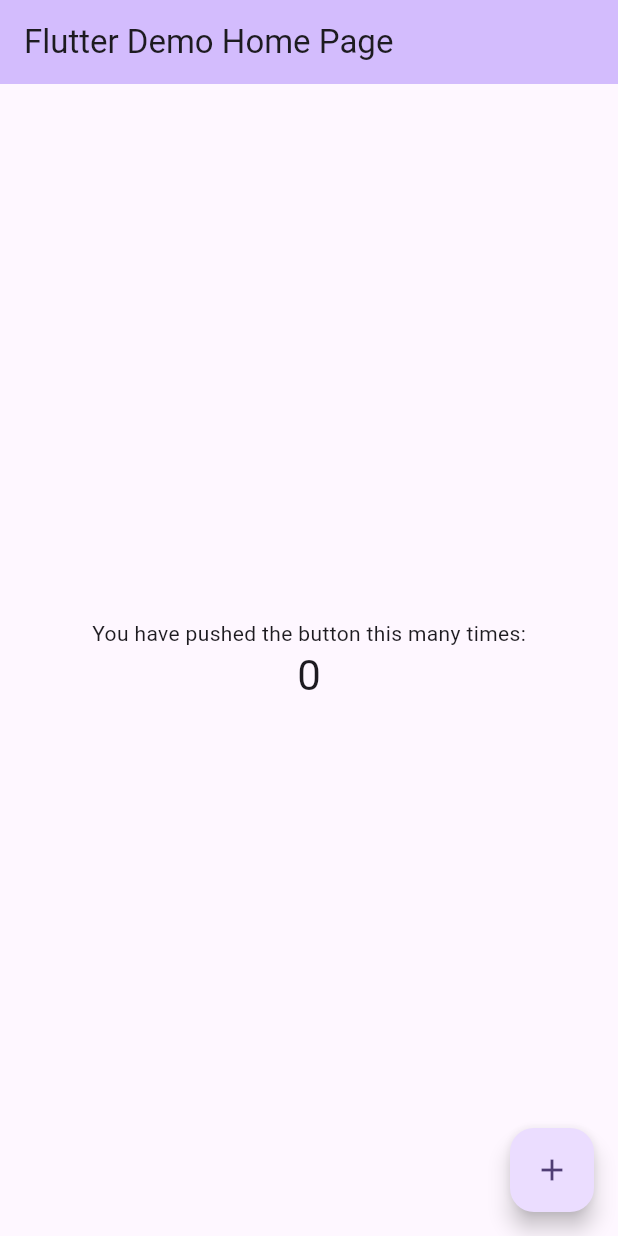
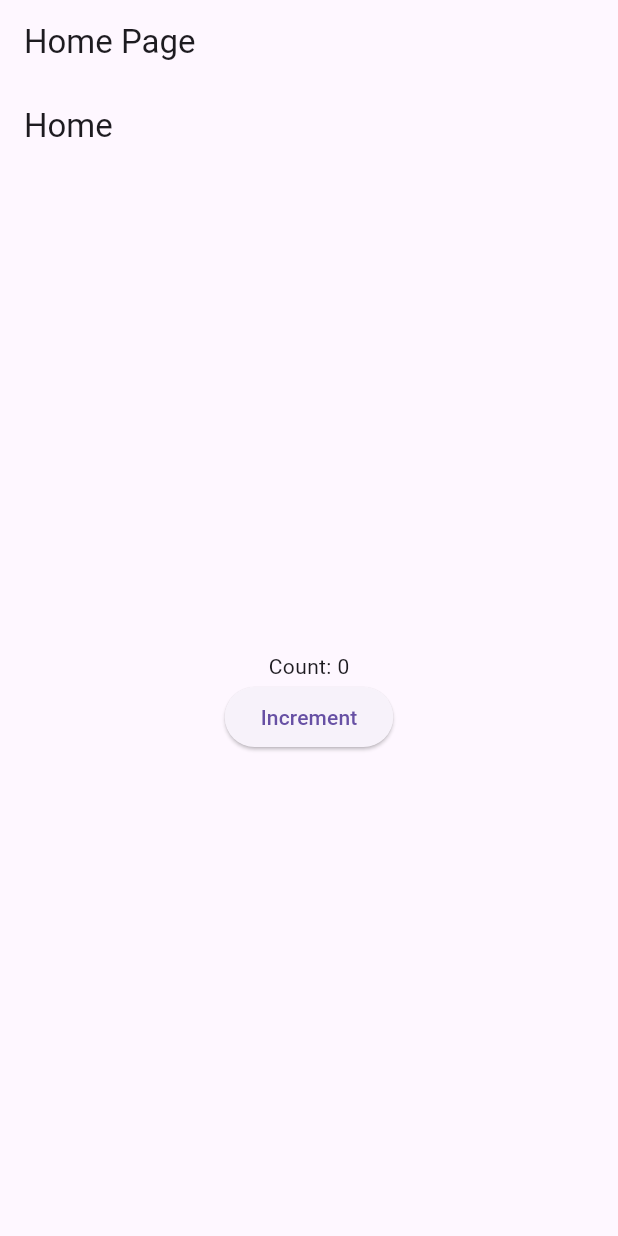
Before and after one commit to sky4994/beandosa_app, a Flutter app: the screen it shows after launch, on a phone screen of 412 x 824 dp. Run offline on Flutter 3.47's test engine with Material 3 defaults, Android fonts, the phone set to English and light mode, and no system bars; our stand-ins replace get.

Commit message:
[webapp] 기본 폴더 구조 설정
기본 폴더 구조 설정
Getx를 이용해서 구조화 함

```diff
--- /dev/null
+++ b/lib/app/bindings/initial_binding.dart
@@ -0,0 +1,10 @@
+import 'package:get/get.dart';
+import '../modules/home/controllers/home_controller.dart';
+
+class InitialBinding extends Bindings {
+  @override
+  void dependencies() {
+    Get.lazyPut<HomeController>(() => HomeController());
+    // 다른 전역적으로 필요한 컨트롤러나 서비스도 여기서 바인딩할 수 있습니다.
+  }
+}
--- /dev/null
+++ b/lib/app/modules/home/controllers/home_controller.dart
@@ -0,0 +1,9 @@
+import 'package:get/get.dart';
+
+class HomeController extends GetxController {
+  var count = 0.obs;
+
+  void increment() {
+    count++;
+  }
+}
--- /dev/null
+++ b/lib/app/modules/home/home_page.dart
@@ -0,0 +1,18 @@
+import 'package:flutter/material.dart';
+import 'package:get/get.dart';
+import 'views/home_view.dart';
+import 'controllers/home_controller.dart';
+
+class HomePage extends StatelessWidget {
+  @override
+  Widget build(BuildContext context) {
+    // GetBuilder 또는 GetX를 사용해 컨트롤러를 초기화하거나 사용합니다.
+    return Scaffold(
+      appBar: AppBar(
+        title: Text('Home Page'),
+      ),
+      body: HomeView(),
+      // 추가적인 UI 요소를 여기에 배치할 수 있습니다.
+    );
+  }
+}
--- /dev/null
+++ b/lib/app/modules/home/views/home_view.dart
@@ -0,0 +1,26 @@
+import 'package:flutter/material.dart';
+import 'package:get/get.dart';
+import '../controllers/home_controller.dart';
+
+class HomeView extends GetView<HomeController> {
+  @override
+  Widget build(BuildContext context) {
+    return Scaffold(
+      appBar: AppBar(
+        title: Text('Home'),
+      ),
+      body: Center(
+        child: Column(
+          mainAxisAlignment: MainAxisAlignment.center,
+          children: [
+            Obx(() => Text('Count: ${controller.count}')),
+            ElevatedButton(
+              onPressed: controller.increment,
+              child: Text('Increment'),
+            ),
+          ],
+        ),
+      ),
+    );
+  }
+}
--- /dev/null
+++ b/lib/app/routes/app_routes.dart
@@ -0,0 +1,9 @@
+import 'package:get/get.dart';
+import '../modules/home/views/home_view.dart';
+
+class AppRoutes {
+  static final routes = [
+    GetPage(name: '/', page: () => HomeView()),
+    // 다른 라우트도 여기에 추가합니다.
+  ];
+}
--- a/lib/main.dart
+++ b/lib/main.dart
@@ -1,68 +1,21 @@
 import 'package:flutter/material.dart';
 import 'package:get/get.dart';
+import 'app/bindings/initial_binding.dart';
+import 'app/modules/home/home_page.dart';
+import 'app/routes/app_routes.dart';
 
 void main() {
-  runApp(const MyApp());
+  runApp(MyApp());
 }
 
 class MyApp extends StatelessWidget {
-  const MyApp({super.key});
-
   @override
   Widget build(BuildContext context) {
     return GetMaterialApp(
-      title: 'Flutter Demo',
-      theme: ThemeData(
-        colorScheme: ColorScheme.fromSeed(seedColor: Colors.deepPurple),
-        useMaterial3: true,
-      ),
-      home: const MyHomePage(title: 'Flutter Demo Home Page'),
+      title: 'Flutter GetX Demo',
+      initialBinding: InitialBinding(),
+      getPages: AppRoutes.routes,
+      home: HomePage(),
     );
   }
 }
-
-class MyHomePage extends StatelessWidget {
-  const MyHomePage({super.key, required this.title});
-
-  final String title;
-
-  @override
-  Widget build(BuildContext context) {
-    final CounterController controller = Get.put(CounterController());
-
-    return Scaffold(
-      appBar: AppBar(
-        backgroundColor: Theme.of(context).colorScheme.inversePrimary,
-        title: Text(title),
-      ),
-      body: Center(
-        child: Column(
-          mainAxisAlignment: MainAxisAlignment.center,
-          children: <Widget>[
-            const Text(
-              'You have pushed the button this many times:',
-            ),
-            // Obx를 사용하여 상태를 관찰하고 UI를 업데이트합니다.
-            Obx(() => Text(
-              '${controller.counter.value}',
-              style: Theme.of(context).textTheme.headlineMedium,
-            )),
-          ],
-        ),
-      ),
-      floatingActionButton: FloatingActionButton(
-        onPressed: controller.incrementCounter,
-        tooltip: 'Increment',
-        child: const Icon(Icons.add),
-      ),
-    );
-  }
-}
-
-class CounterController extends GetxController {
-  var counter = 0.obs;
-
-  void incrementCounter() {
-    counter.value++;
-  }
-}
```
Also changed, not shown: lib/config/constants.dart (added), lib/config/theme.dart (added), 1 other file.
